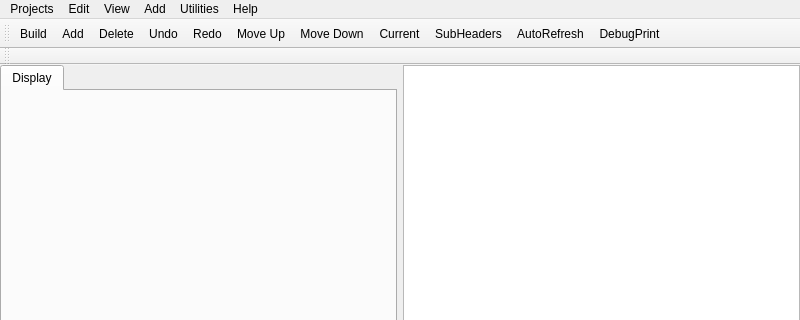
Qt form lib/python/qtvcp/lib/native_cam/ncam.ui (LinuxCNC/linuxcnc) before a commit; both pictures show x 0 to 800 and y 0 to 320 of the 800 by 600 pixel window.
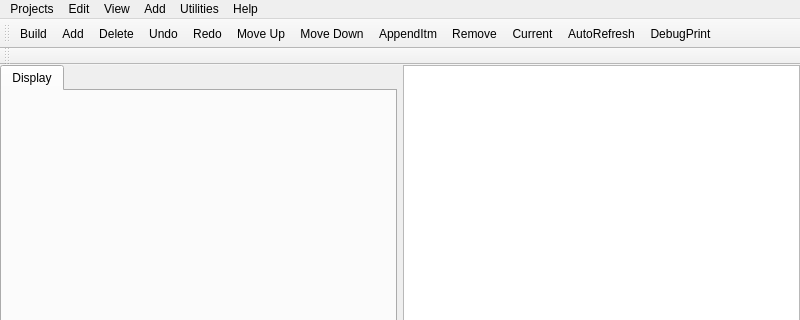
The same form after that commit.

```diff
--- a/lib/python/qtvcp/lib/native_cam/ncam.ui
+++ b/lib/python/qtvcp/lib/native_cam/ncam.ui
@@ -247,8 +247,9 @@
    <addaction name="actionRedo"/>
    <addaction name="actionMoveUp"/>
    <addaction name="actionMoveDown"/>
+   <addaction name="actionAppendItm"/>
+   <addaction name="actionRemoveItm"/>
    <addaction name="actionCurrent"/>
-   <addaction name="actionSubHeaders"/>
    <addaction name="actionAutoRefresh"/>
    <addaction name="actionDebugPrint"/>
   </widget>
```
